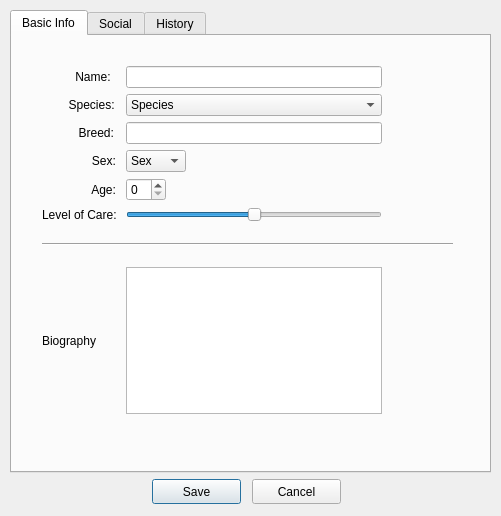
The window that interface/animalinputdialog.ui (ArclightEntertainment/arclight-placeholder) describes before a commit, drawn with Qt 5.
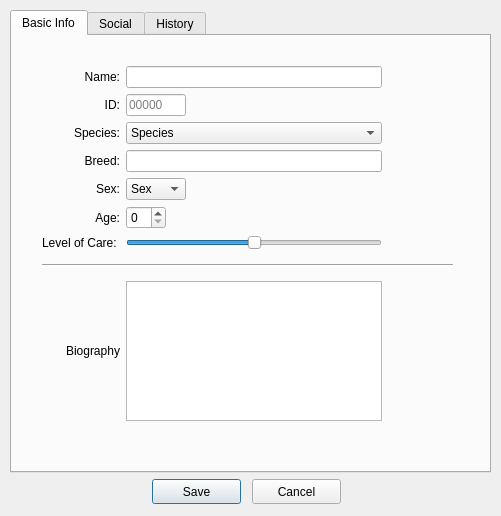
The same window after the commit.

```diff
--- a/interface/animalinputdialog.ui
+++ b/interface/animalinputdialog.ui
@@ -48,37 +48,7 @@
          </rect>
         </property>
         <layout class="QGridLayout" name="BasicInfo">
-         <item row="13" column="1">
-          <widget class="QTextEdit" name="bioTextEdit"/>
-         </item>
-         <item row="8" column="0">
-          <widget class="QLabel" name="ageLabel">
-           <property name="text">
-            <string>               Age:</string>
-           </property>
-          </widget>
-         </item>
-         <item row="6" column="0">
-          <widget class="QLabel" name="sexLabel">
-           <property name="text">
-            <string>               Sex:</string>
-           </property>
-          </widget>
-         </item>
-         <item row="5" column="1">
-          <spacer name="verticalSpacer_3">
-           <property name="orientation">
-            <enum>Qt::Vertical</enum>
-           </property>
-           <property name="sizeHint" stdset="0">
-            <size>
-             <width>20</width>
-             <height>40</height>
-            </size>
-           </property>
-          </spacer>
-         </item>
-         <item row="10" column="1">
+         <item row="11" column="1">
           <spacer name="verticalSpacer_5">
            <property name="orientation">
             <enum>Qt::Vertical</enum>
@@ -91,45 +61,7 @@
            </property>
           </spacer>
          </item>
-         <item row="6" column="1">
-          <widget class="QComboBox" name="sexSelector">
-           <property name="maximumSize">
-            <size>
-             <width>60</width>
-             <height>16777215</height>
-            </size>
-           </property>
-           <item>
-            <property name="text">
-             <string>Sex</string>
-            </property>
-           </item>
-           <item>
-            <property name="text">
-             <string>F</string>
-            </property>
-           </item>
-           <item>
-            <property name="text">
-             <string>M</string>
-            </property>
-           </item>
-          </widget>
-         </item>
-         <item row="3" column="1">
-          <spacer name="verticalSpacer_2">
-           <property name="orientation">
-            <enum>Qt::Vertical</enum>
-           </property>
-           <property name="sizeHint" stdset="0">
-            <size>
-             <width>20</width>
-             <height>40</height>
-            </size>
-           </property>
-          </spacer>
-         </item>
-         <item row="12" column="1">
+         <item row="13" column="1">
           <spacer name="verticalSpacer_7">
            <property name="orientation">
             <enum>Qt::Vertical</enum>
@@ -142,25 +74,38 @@
            </property>
           </spacer>
          </item>
-         <item row="0" column="1">
-          <widget class="QLineEdit" name="nameLineEdit"/>
+         <item row="10" column="1">
+          <widget class="QSlider" name="careSlider">
+           <property name="maximum">
+            <number>2</number>
+           </property>
+           <property name="sliderPosition">
+            <number>1</number>
+           </property>
+           <property name="orientation">
+            <enum>Qt::Horizontal</enum>
+           </property>
+          </widget>
          </item>
-         <item row="4" column="1">
-          <widget class="QLineEdit" name="breedLineEdit"/>
-         </item>
-         <item row="11" column="0" colspan="3">
+         <item row="12" column="0" colspan="3">
           <widget class="Line" name="line">
            <property name="orientation">
             <enum>Qt::Horizontal</enum>
            </property>
           </widget>
          </item>
-         <item row="13" column="0">
-          <widget class="QLabel" name="bioLabel">
-           <property name="text">
-            <string>Biography</string>
+         <item row="2" column="1">
+          <spacer name="verticalSpacer">
+           <property name="orientation">
+            <enum>Qt::Vertical</enum>
            </property>
-          </widget>
+           <property name="sizeHint" stdset="0">
+            <size>
+             <width>20</width>
+             <height>40</height>
+            </size>
+           </property>
+          </spacer>
          </item>
          <item row="0" column="2">
           <spacer name="horizontalSpacer">
@@ -175,27 +120,53 @@
            </property>
           </spacer>
          </item>
-         <item row="7" column="1">
-          <spacer name="verticalSpacer_4">
-           <property name="orientation">
-            <enum>Qt::Vertical</enum>
-           </property>
-           <property name="sizeHint" stdset="0">
-            <size>
-             <width>20</width>
-             <height>40</height>
-            </size>
-           </property>
-          </spacer>
-         </item>
-         <item row="0" column="0">
-          <widget class="QLabel" name="nameLabel">
-           <property name="text">
-            <string>          Name:</string>
-           </property>
-          </widget>
-         </item>
          <item row="8" column="1">
+          <spacer name="verticalSpacer_4">
+           <property name="orientation">
+            <enum>Qt::Vertical</enum>
+           </property>
+           <property name="sizeHint" stdset="0">
+            <size>
+             <width>20</width>
+             <height>40</height>
+            </size>
+           </property>
+          </spacer>
+         </item>
+         <item row="6" column="1">
+          <spacer name="verticalSpacer_3">
+           <property name="orientation">
+            <enum>Qt::Vertical</enum>
+           </property>
+           <property name="sizeHint" stdset="0">
+            <size>
+             <width>20</width>
+             <height>40</height>
+            </size>
+           </property>
+          </spacer>
+         </item>
+         <item row="5" column="0">
+          <widget class="QLabel" name="breedLabel">
+           <property name="text">
+            <string>Breed:</string>
+           </property>
+           <property name="alignment">
+            <set>Qt::AlignRight|Qt::AlignTrailing|Qt::AlignVCenter</set>
+           </property>
+          </widget>
+         </item>
+         <item row="14" column="0">
+          <widget class="QLabel" name="bioLabel">
+           <property name="text">
+            <string>Biography</string>
+           </property>
+           <property name="alignment">
+            <set>Qt::AlignRight|Qt::AlignTrailing|Qt::AlignVCenter</set>
+           </property>
+          </widget>
+         </item>
+         <item row="9" column="1">
           <widget class="QSpinBox" name="ageSpinBox">
            <property name="maximumSize">
             <size>
@@ -208,27 +179,7 @@
            </property>
           </widget>
          </item>
-         <item row="9" column="1">
-          <widget class="QSlider" name="careSlider">
-           <property name="maximum">
-            <number>2</number>
-           </property>
-           <property name="sliderPosition">
-            <number>1</number>
-           </property>
-           <property name="orientation">
-            <enum>Qt::Horizontal</enum>
-           </property>
-          </widget>
-         </item>
-         <item row="9" column="0">
-          <widget class="QLabel" name="careLabel">
-           <property name="text">
-            <string>Level of Care: </string>
-           </property>
-          </widget>
-         </item>
-         <item row="2" column="1">
+         <item row="3" column="1">
           <widget class="QComboBox" name="speciesSelector">
            <item>
             <property name="text">
@@ -247,21 +198,33 @@
            </item>
           </widget>
          </item>
-         <item row="4" column="0">
-          <widget class="QLabel" name="breedLabel">
-           <property name="text">
-            <string>           Breed:</string>
+         <item row="4" column="1">
+          <spacer name="verticalSpacer_2">
+           <property name="orientation">
+            <enum>Qt::Vertical</enum>
            </property>
-          </widget>
+           <property name="sizeHint" stdset="0">
+            <size>
+             <width>20</width>
+             <height>40</height>
+            </size>
+           </property>
+          </spacer>
          </item>
-         <item row="2" column="0">
-          <widget class="QLabel" name="speciesLabel">
+         <item row="5" column="1">
+          <widget class="QLineEdit" name="breedLineEdit"/>
+         </item>
+         <item row="10" column="0">
+          <widget class="QLabel" name="careLabel">
            <property name="text">
-            <string>        Species:</string>
+            <string>Level of Care: </string>
            </property>
+           <property name="alignment">
+            <set>Qt::AlignRight|Qt::AlignTrailing|Qt::AlignVCenter</set>
+           </property>
           </widget>
          </item>
-         <item row="14" column="1">
+         <item row="15" column="1">
           <spacer name="verticalSpacer_6">
            <property name="orientation">
             <enum>Qt::Vertical</enum>
@@ -274,18 +237,108 @@
            </property>
           </spacer>
          </item>
+         <item row="3" column="0">
+          <widget class="QLabel" name="speciesLabel">
+           <property name="text">
+            <string>Species:</string>
+           </property>
+           <property name="alignment">
+            <set>Qt::AlignRight|Qt::AlignTrailing|Qt::AlignVCenter</set>
+           </property>
+          </widget>
+         </item>
+         <item row="7" column="1">
+          <widget class="QComboBox" name="sexSelector">
+           <property name="maximumSize">
+            <size>
+             <width>60</width>
+             <height>16777215</height>
+            </size>
+           </property>
+           <item>
+            <property name="text">
+             <string>Sex</string>
+            </property>
+           </item>
+           <item>
+            <property name="text">
+             <string>F</string>
+            </property>
+           </item>
+           <item>
+            <property name="text">
+             <string>M</string>
+            </property>
+           </item>
+          </widget>
+         </item>
+         <item row="0" column="1">
+          <widget class="QLineEdit" name="nameLineEdit"/>
+         </item>
+         <item row="14" column="1">
+          <widget class="QTextEdit" name="bioTextEdit"/>
+         </item>
+         <item row="0" column="0">
+          <widget class="QLabel" name="nameLabel">
+           <property name="text">
+            <string>Name:</string>
+           </property>
+           <property name="alignment">
+            <set>Qt::AlignRight|Qt::AlignTrailing|Qt::AlignVCenter</set>
+           </property>
+          </widget>
+         </item>
+         <item row="9" column="0">
+          <widget class="QLabel" name="ageLabel">
+           <property name="text">
+            <string>Age:</string>
+           </property>
+           <property name="alignment">
+            <set>Qt::AlignRight|Qt::AlignTrailing|Qt::AlignVCenter</set>
+           </property>
+          </widget>
+         </item>
+         <item row="7" column="0">
+          <widget class="QLabel" name="sexLabel">
+           <property name="text">
+            <string>Sex:</string>
+           </property>
+           <property name="alignment">
+            <set>Qt::AlignRight|Qt::AlignTrailing|Qt::AlignVCenter</set>
+           </property>
+          </widget>
+         </item>
+         <item row="1" column="0">
+          <widget class="QLabel" name="idLabel">
+           <property name="text">
+            <string>ID:</string>
+           </property>
+           <property name="alignment">
+            <set>Qt::AlignRight|Qt::AlignTrailing|Qt::AlignVCenter</set>
+           </property>
+          </widget>
+         </item>
          <item row="1" column="1">
-          <spacer name="verticalSpacer">
-           <property name="orientation">
-            <enum>Qt::Vertical</enum>
+          <widget class="QLineEdit" name="idLineEdit">
+           <property name="sizePolicy">
+            <sizepolicy hsizetype="Fixed" vsizetype="Fixed">
+             <horstretch>0</horstretch>
+             <verstretch>0</verstretch>
+            </sizepolicy>
            </property>
-           <property name="sizeHint" stdset="0">
+           <property name="maximumSize">
             <size>
-             <width>20</width>
-             <height>40</height>
+             <width>60</width>
+             <height>16777215</height>
             </size>
            </property>
-          </spacer>
+           <property name="maxLength">
+            <number>5</number>
+           </property>
+           <property name="placeholderText">
+            <string>00000</string>
+           </property>
+          </widget>
          </item>
         </layout>
        </widget>
```
